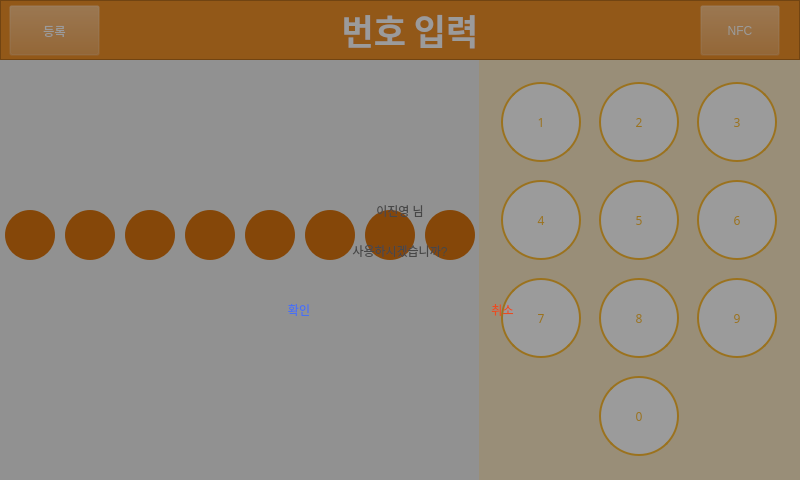
Above: PianoManager/ui_LogIn.ui from dotoleeoak/hun-piano before the change. Below: the same form after it.
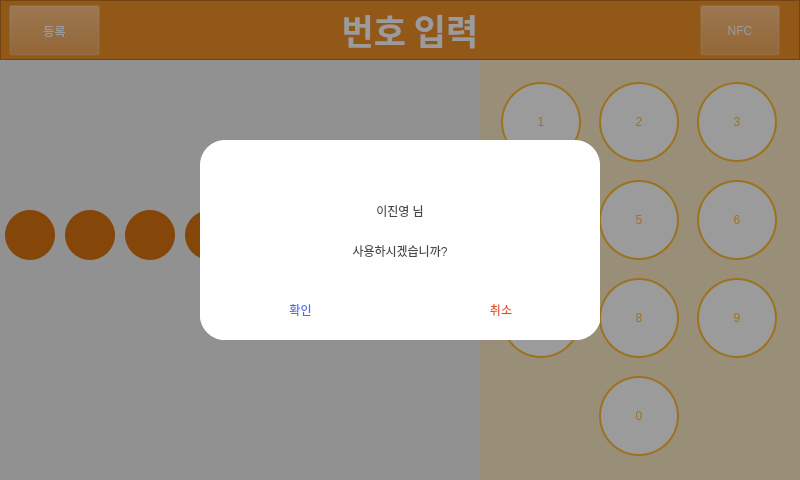
That is the form after the change. Icons and pictures are not drawn.

```diff
--- a/PianoManager/ui_LogIn.ui
+++ b/PianoManager/ui_LogIn.ui
@@ -189,6 +189,12 @@
      <height>480</height>
     </rect>
    </property>
+   <property name="sizePolicy">
+    <sizepolicy hsizetype="Preferred" vsizetype="Preferred">
+     <horstretch>0</horstretch>
+     <verstretch>0</verstretch>
+    </sizepolicy>
+   </property>
    <property name="palette">
     <palette>
      <active>
@@ -259,7 +265,7 @@
    <property name="styleSheet">
     <string notr="true"/>
    </property>
-   <widget class="QWidget" name="DialogueCheck" native="true">
+   <widget class="QFrame" name="DialogueCheck">
     <property name="geometry">
      <rect>
       <x>200</x>
@@ -268,11 +274,13 @@
       <height>200</height>
      </rect>
     </property>
-    <property name="autoFillBackground">
-     <bool>false</bool>
+    <property name="contextMenuPolicy">
+     <enum>Qt::NoContextMenu</enum>
     </property>
     <property name="styleSheet">
-     <string notr="true">border-radius: 25px;</string>
+     <string notr="true">background-color: rgb(255, 255, 255);
+border-radius: 25px
+</string>
     </property>
     <widget class="QLabel" name="DLabelName">
      <property name="geometry">
@@ -326,6 +334,9 @@
       </rect>
      </property>
      <layout class="QHBoxLayout" name="horizontalLayout">
+      <property name="spacing">
+       <number>0</number>
+      </property>
       <item>
        <widget class="QPushButton" name="DButtonYes">
         <property name="sizePolicy">
@@ -336,7 +347,8 @@
         </property>
         <property name="styleSheet">
          <string notr="true">font: 18pt &quot;배달의민족 주아&quot;;
-color: rgb(72, 112, 242);</string>
+color: rgb(72, 112, 242);
+background-color: rgb(255, 255, 255, 0);</string>
         </property>
         <property name="text">
          <string>확인</string>
@@ -351,130 +363,10 @@
           <verstretch>0</verstretch>
          </sizepolicy>
         </property>
-        <property name="palette">
-         <palette>
-          <active>
-           <colorrole role="WindowText">
-            <brush brushstyle="SolidPattern">
-             <color alpha="255">
-              <red>232</red>
-              <green>77</green>
-              <blue>33</blue>
-             </color>
-            </brush>
-           </colorrole>
-           <colorrole role="Text">
-            <brush brushstyle="SolidPattern">
-             <color alpha="255">
-              <red>232</red>
-              <green>77</green>
-              <blue>33</blue>
-             </color>
-            </brush>
-           </colorrole>
-           <colorrole role="ButtonText">
-            <brush brushstyle="SolidPattern">
-             <color alpha="255">
-              <red>232</red>
-              <green>77</green>
-              <blue>33</blue>
-             </color>
-            </brush>
-           </colorrole>
-           <colorrole role="PlaceholderText">
-            <brush brushstyle="NoBrush">
-             <color alpha="128">
-              <red>232</red>
-              <green>77</green>
-              <blue>33</blue>
-             </color>
-            </brush>
-           </colorrole>
-          </active>
-          <inactive>
-           <colorrole role="WindowText">
-            <brush brushstyle="SolidPattern">
-             <color alpha="255">
-              <red>232</red>
-              <green>77</green>
-              <blue>33</blue>
-             </color>
-            </brush>
-           </colorrole>
-           <colorrole role="Text">
-            <brush brushstyle="SolidPattern">
-             <color alpha="255">
-              <red>232</red>
-              <green>77</green>
-              <blue>33</blue>
-             </color>
-            </brush>
-           </colorrole>
-           <colorrole role="ButtonText">
-            <brush brushstyle="SolidPattern">
-             <color alpha="255">
-              <red>232</red>
-              <green>77</green>
-              <blue>33</blue>
-             </color>
-            </brush>
-           </colorrole>
-           <colorrole role="PlaceholderText">
-            <brush brushstyle="NoBrush">
-             <color alpha="128">
-              <red>232</red>
-              <green>77</green>
-              <blue>33</blue>
-             </color>
-            </brush>
-           </colorrole>
-          </inactive>
-          <disabled>
-           <colorrole role="WindowText">
-            <brush brushstyle="SolidPattern">
-             <color alpha="255">
-              <red>232</red>
-              <green>77</green>
-              <blue>33</blue>
-             </color>
-            </brush>
-           </colorrole>
-           <colorrole role="Text">
-            <brush brushstyle="SolidPattern">
-             <color alpha="255">
-              <red>232</red>
-              <green>77</green>
-              <blue>33</blue>
-             </color>
-            </brush>
-           </colorrole>
-           <colorrole role="ButtonText">
-            <brush brushstyle="SolidPattern">
-             <color alpha="255">
-              <red>232</red>
-              <green>77</green>
-              <blue>33</blue>
-             </color>
-            </brush>
-           </colorrole>
-           <colorrole role="PlaceholderText">
-            <brush brushstyle="NoBrush">
-             <color alpha="128">
-              <red>232</red>
-              <green>77</green>
-              <blue>33</blue>
-             </color>
-            </brush>
-           </colorrole>
-          </disabled>
-         </palette>
-        </property>
-        <property name="autoFillBackground">
-         <bool>false</bool>
-        </property>
         <property name="styleSheet">
          <string notr="true">font: 18pt &quot;배달의민족 주아&quot;;
-color: rgb(232, 77, 33);;</string>
+color: rgb(232, 77, 33);
+background-color: rgb(255, 255, 255, 0);</string>
         </property>
         <property name="text">
          <string>취소</string>
@@ -577,17 +469,78 @@
      <height>421</height>
     </rect>
    </property>
-   <property name="font">
-    <font>
-     <family>Agency FB</family>
-    </font>
+   <property name="palette">
+    <palette>
+     <active>
+      <colorrole role="Base">
+       <brush brushstyle="SolidPattern">
+        <color alpha="255">
+         <red>255</red>
+         <green>255</green>
+         <blue>255</blue>
+        </color>
+       </brush>
+      </colorrole>
+      <colorrole role="Window">
+       <brush brushstyle="SolidPattern">
+        <color alpha="255">
+         <red>251</red>
+         <green>233</green>
+         <blue>197</blue>
+        </color>
+       </brush>
+      </colorrole>
+     </active>
+     <inactive>
+      <colorrole role="Base">
+       <brush brushstyle="SolidPattern">
+        <color alpha="255">
+         <red>255</red>
+         <green>255</green>
+         <blue>255</blue>
+        </color>
+       </brush>
+      </colorrole>
+      <colorrole role="Window">
+       <brush brushstyle="SolidPattern">
+        <color alpha="255">
+         <red>251</red>
+         <green>233</green>
+         <blue>197</blue>
+        </color>
+       </brush>
+      </colorrole>
+     </inactive>
+     <disabled>
+      <colorrole role="Base">
+       <brush brushstyle="SolidPattern">
+        <color alpha="255">
+         <red>251</red>
+         <green>233</green>
+         <blue>197</blue>
+        </color>
+       </brush>
+      </colorrole>
+      <colorrole role="Window">
+       <brush brushstyle="SolidPattern">
+        <color alpha="255">
+         <red>251</red>
+         <green>233</green>
+         <blue>197</blue>
+        </color>
+       </brush>
+      </colorrole>
+     </disabled>
+    </palette>
+   </property>
+   <property name="accessibleName">
+    <string>KeyboardWidget</string>
    </property>
    <property name="autoFillBackground">
     <bool>true</bool>
    </property>
    <property name="styleSheet">
-    <string notr="true">background-color: rgb(251, 233, 197);
-color: rgb(251, 233, 197);</string>
+    <string notr="true"/>
    </property>
    <widget class="QWidget" name="gridLayoutWidget">
     <property name="geometry">
```
Left out of the diff: 3 changed lines with no effect on the pictures.
